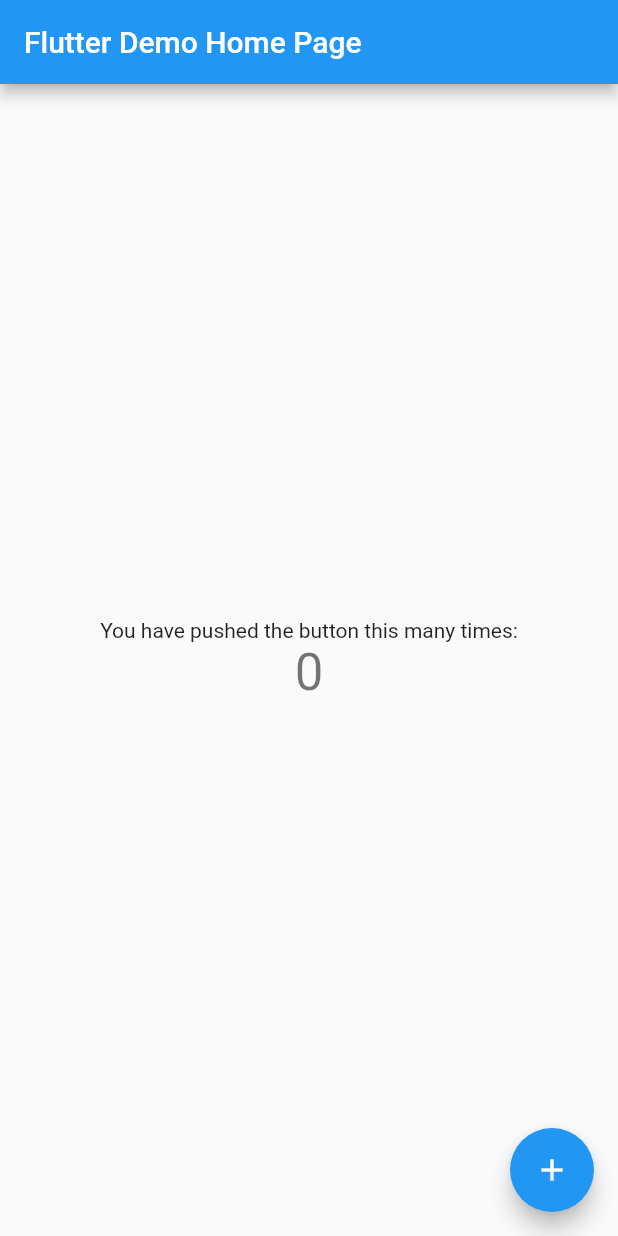
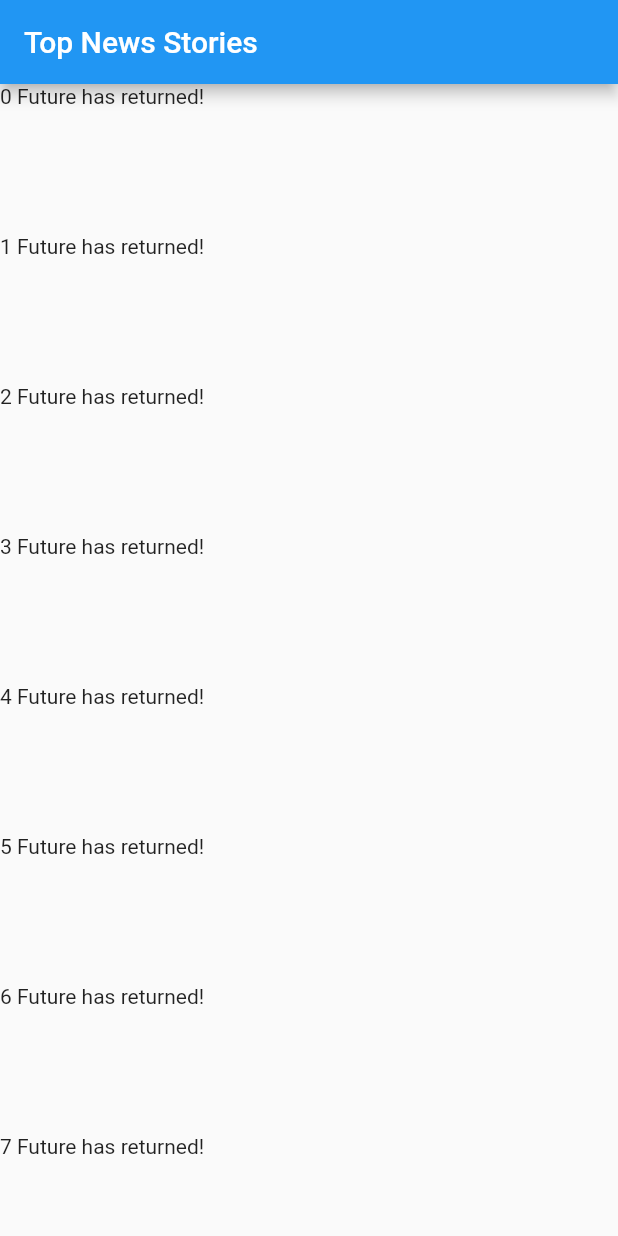
Before and after one commit to irisida/hackerNewsApp, a Flutter app: the screen it shows after launch, on a phone screen of 412 x 824 dp. Run offline on Flutter 3.47's test engine with Material 2 defaults, Android fonts, the phone set to English and light mode, and no system bars; our stand-ins replace sqflite; accounts and stored records are empty.

Commit message:
setup app basics and the demo code for futureBuilder

```diff
--- a/lib/main.dart
+++ b/lib/main.dart
@@ -1,109 +1,4 @@
 import 'package:flutter/material.dart';
+import 'src/app.dart';
 
-void main() => runApp(new MyApp());
-
-class MyApp extends StatelessWidget {
-  // This widget is the root of your application.
-  @override
-  Widget build(BuildContext context) {
-    return new MaterialApp(
-      title: 'Flutter Demo',
-      theme: new ThemeData(
-        // This is the theme of your application.
-        //
-        // Try running your application with "flutter run". You'll see the
-        // application has a blue toolbar. Then, without quitting the app, try
-        // changing the primarySwatch below to Colors.green and then invoke
-        // "hot reload" (press "r" in the console where you ran "flutter run",
-        // or press Run > Flutter Hot Reload in IntelliJ). Notice that the
-        // counter didn't reset back to zero; the application is not restarted.
-        primarySwatch: Colors.blue,
-      ),
-      home: new MyHomePage(title: 'Flutter Demo Home Page'),
-    );
-  }
-}
-
-class MyHomePage extends StatefulWidget {
-  MyHomePage({Key key, this.title}) : super(key: key);
-
-  // This widget is the home page of your application. It is stateful, meaning
-  // that it has a State object (defined below) that contains fields that affect
-  // how it looks.
-
-  // This class is the configuration for the state. It holds the values (in this
-  // case the title) provided by the parent (in this case the App widget) and
-  // used by the build method of the State. Fields in a Widget subclass are
-  // always marked "final".
-
-  final String title;
-
-  @override
-  _MyHomePageState createState() => new _MyHomePageState();
-}
-
-class _MyHomePageState extends State<MyHomePage> {
-  int _counter = 0;
-
-  void _incrementCounter() {
-    setState(() {
-      // This call to setState tells the Flutter framework that something has
-      // changed in this State, which causes it to rerun the build method below
-      // so that the display can reflect the updated values. If we changed
-      // _counter without calling setState(), then the build method would not be
-      // called again, and so nothing would appear to happen.
-      _counter++;
-    });
-  }
-
-  @override
-  Widget build(BuildContext context) {
-    // This method is rerun every time setState is called, for instance as done
-    // by the _incrementCounter method above.
-    //
-    // The Flutter framework has been optimized to make rerunning build methods
-    // fast, so that you can just rebuild anything that needs updating rather
-    // than having to individually change instances of widgets.
-    return new Scaffold(
-      appBar: new AppBar(
-        // Here we take the value from the MyHomePage object that was created by
-        // the App.build method, and use it to set our appbar title.
-        title: new Text(widget.title),
-      ),
-      body: new Center(
-        // Center is a layout widget. It takes a single child and positions it
-        // in the middle of the parent.
-        child: new Column(
-          // Column is also layout widget. It takes a list of children and
-          // arranges them vertically. By default, it sizes itself to fit its
-          // children horizontally, and tries to be as tall as its parent.
-          //
-          // Invoke "debug paint" (press "p" in the console where you ran
-          // "flutter run", or select "Toggle Debug Paint" from the Flutter tool
-          // window in IntelliJ) to see the wireframe for each widget.
-          //
-          // Column has various properties to control how it sizes itself and
-          // how it positions its children. Here we use mainAxisAlignment to
-          // center the children vertically; the main axis here is the vertical
-          // axis because Columns are vertical (the cross axis would be
-          // horizontal).
-          mainAxisAlignment: MainAxisAlignment.center,
-          children: <Widget>[
-            new Text(
-              'You have pushed the button this many times:',
-            ),
-            new Text(
-              '$_counter',
-              style: Theme.of(context).textTheme.display1,
-            ),
-          ],
-        ),
-      ),
-      floatingActionButton: new FloatingActionButton(
-        onPressed: _incrementCounter,
-        tooltip: 'Increment',
-        child: new Icon(Icons.add),
-      ), // This trailing comma makes auto-formatting nicer for build methods.
-    );
-  }
-}
+void main() => runApp(App());
--- /dev/null
+++ b/lib/src/app.dart
@@ -0,0 +1,11 @@
+import 'package:flutter/material.dart';
+import 'screens/news_list.dart';
+
+class App extends StatelessWidget {
+  Widget build(context) {
+    return MaterialApp(
+      title: 'NewsApp',
+      home: NewsList(),
+    );
+  }
+}
--- /dev/null
+++ b/lib/src/screens/news_list.dart
@@ -0,0 +1,40 @@
+import 'package:flutter/material.dart';
+import 'dart:async';
+
+class NewsList extends StatelessWidget {
+  Widget build(context) {
+    return Scaffold(
+      appBar: AppBar(title: Text('Top News Stories')),
+      body: buildList(),
+    );
+  }
+
+  // demo of the futureBuilder that shows us
+  // the fetch routine to grab just enough to
+  // fill the screen and the subsequent calls
+  // on scroll down and new future calls being
+  // fetched and returned.
+  Widget buildList() {
+    return ListView.builder(
+      itemCount: 1000,
+      itemBuilder: (context, int index) {
+        return FutureBuilder(
+          future: getFuture(),
+          builder: (context, snapshot) {
+            return Container(
+              height: 100.0,
+              child: snapshot.hasData
+                  ? Text('$index Future has returned!')
+                  : Text('$index data is not visible'),
+            );
+          },
+        );
+      },
+    );
+  }
+
+  // mock future with delay of 2 secs
+  getFuture() {
+    return Future.delayed(Duration(seconds: 2), () => 'Hi there');
+  }
+}
```
Also changed, not shown: 3 other files.
